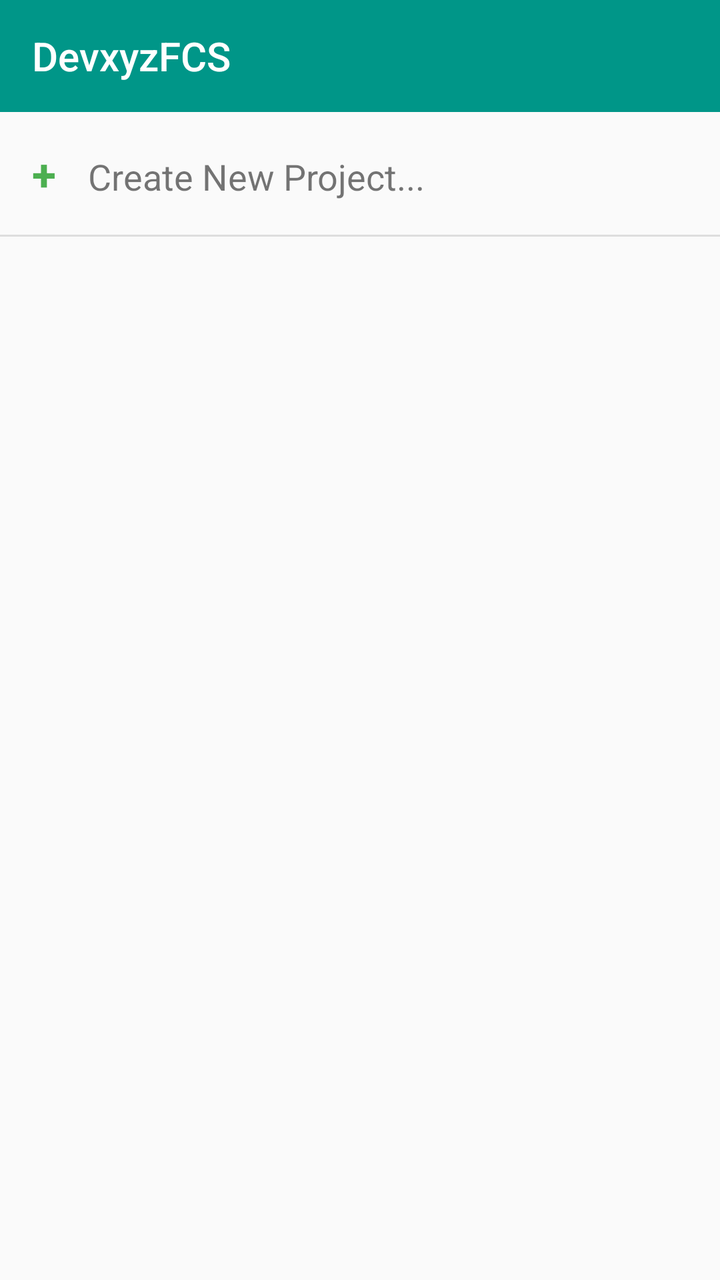
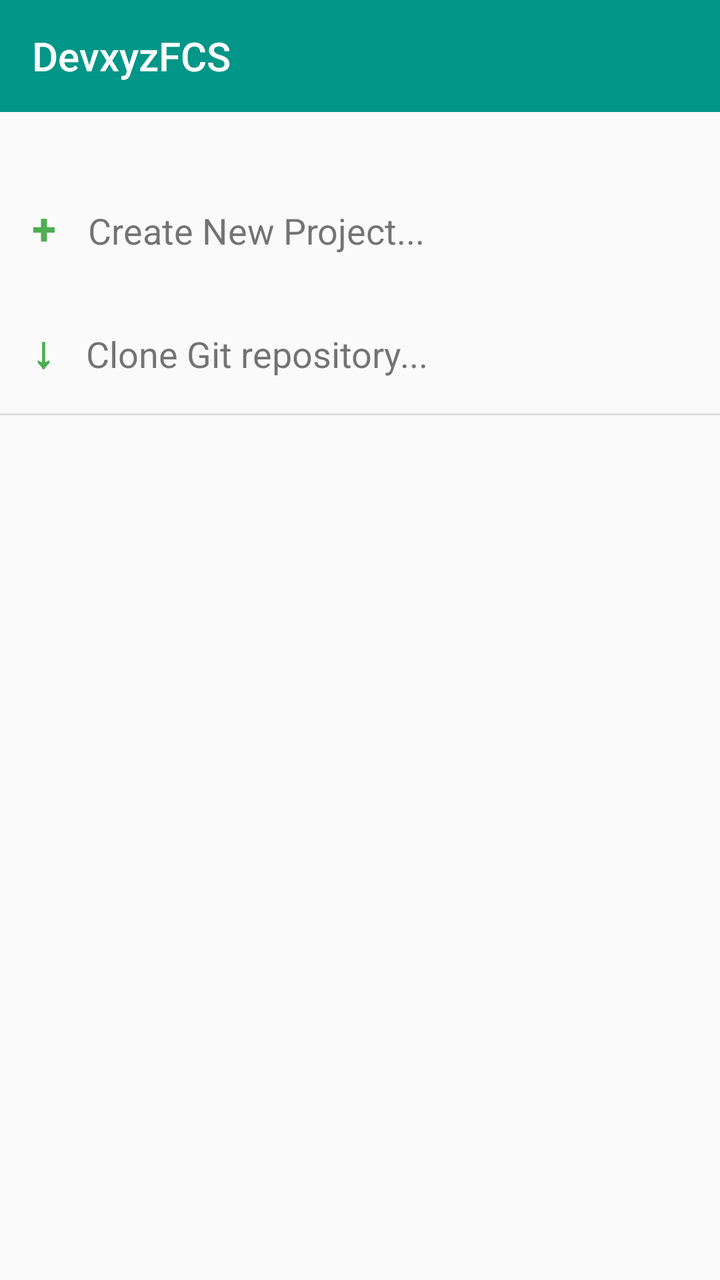

Compare the two renders of this Android layout. The source of the first and the diff that turns it into the second are given below.
<!-- AndroidManifest.xml: application theme AppTheme -->
<!-- res/layout/activity_main.xml -->
<?xml version="1.0" encoding="utf-8"?>
<androidx.drawerlayout.widget.DrawerLayout xmlns:android="http://schemas.android.com/apk/res/android"
    xmlns:app="http://schemas.android.com/apk/res-auto"
    android:id="@+id/drawer_layout"
    android:layout_width="match_parent"
    android:layout_height="match_parent">
    <LinearLayout
        android:layout_width="match_parent"
        android:layout_height="match_parent"
        android:orientation="vertical">
        <androidx.appcompat.widget.Toolbar
            android:id="@+id/toolbar"
            android:layout_width="match_parent"
            android:layout_height="?attr/actionBarSize"
            android:background="#009688"
            app:titleTextColor="#FFFFFF"
            app:title="DevxyzFCS" />
        <LinearLayout
            android:id="@+id/row_create"
            android:layout_width="match_parent"
            android:layout_height="wrap_content"
            android:orientation="horizontal"
            android:padding="16dp">
            <TextView
                android:layout_width="wrap_content"
                android:layout_height="wrap_content"
                android:text="+"
                android:textColor="#4CAF50"
                android:textSize="22sp"
                android:textStyle="bold"
                android:paddingEnd="16dp" />
            <TextView
                android:layout_width="wrap_content"
                android:layout_height="wrap_content"
                android:text="Create New Project..."
                android:textSize="18sp" />
        </LinearLayout>
        <View
            android:layout_width="match_parent"
            android:layout_height="1dp"
            android:background="#DDDDDD" />
        <androidx.recyclerview.widget.RecyclerView
            android:id="@+id/project_list"
            android:layout_width="match_parent"
            android:layout_height="0dp"
            android:layout_weight="1" />
    </LinearLayout>
    <com.google.android.material.navigation.NavigationView
        android:id="@+id/nav_view"
        android:layout_width="300dp"
        android:layout_height="match_parent"
        android:layout_gravity="start"
        app:headerLayout="@layout/drawer_header"
        app:menu="@menu/drawer_menu" />
</androidx.drawerlayout.widget.DrawerLayout>
<!-- res/layout/drawer_header.xml (included above) -->
<?xml version="1.0" encoding="utf-8"?>
<LinearLayout xmlns:android="http://schemas.android.com/apk/res/android"
    android:layout_width="match_parent"
    android:layout_height="wrap_content"
    android:orientation="vertical"
    android:padding="16dp">
    <TextView
        android:layout_width="wrap_content"
        android:layout_height="wrap_content"
        android:text="Project"
        android:textSize="20sp"
        android:textStyle="bold" />
    <TextView
        android:layout_width="wrap_content"
        android:layout_height="wrap_content"
        android:text="DevxyzFCS"
        android:textColor="#757575"
        android:textSize="14sp" />
</LinearLayout>
<!-- resources referenced by this layout -->
<resources>
  <style name="AppTheme" parent="Theme.AppCompat.Light.NoActionBar">
          <item name="colorPrimary">#009688</item>
          <item name="colorPrimaryDark">#00796B</item>
          <item name="colorAccent">#009688</item>
      </style>
</resources>

<!-- the commit's change to res/layout/activity_main.xml (unified diff, before → after) -->
@@ -15,6 +15,15 @@
             android:background="#009688"
             app:titleTextColor="#FFFFFF"
             app:title="DevxyzFCS" />
+        <TextView
+            android:id="@+id/breadcrumb"
+            android:layout_width="match_parent"
+            android:layout_height="wrap_content"
+            android:paddingStart="16dp"
+            android:paddingEnd="16dp"
+            android:paddingTop="8dp"
+            android:textColor="#757575"
+            android:textSize="14sp" />
         <LinearLayout
             android:id="@+id/row_create"
             android:layout_width="match_parent"
@@ -33,6 +42,26 @@
                 android:layout_width="wrap_content"
                 android:layout_height="wrap_content"
                 android:text="Create New Project..."
+                android:textSize="18sp" />
+        </LinearLayout>
+        <LinearLayout
+            android:id="@+id/row_clone"
+            android:layout_width="match_parent"
+            android:layout_height="wrap_content"
+            android:orientation="horizontal"
+            android:padding="16dp">
+            <TextView
+                android:layout_width="wrap_content"
+                android:layout_height="wrap_content"
+                android:text="↓"
+                android:textColor="#4CAF50"
+                android:textSize="22sp"
+                android:textStyle="bold"
+                android:paddingEnd="16dp" />
+            <TextView
+                android:layout_width="wrap_content"
+                android:layout_height="wrap_content"
+                android:text="Clone Git repository..."
                 android:textSize="18sp" />
         </LinearLayout>
         <View
